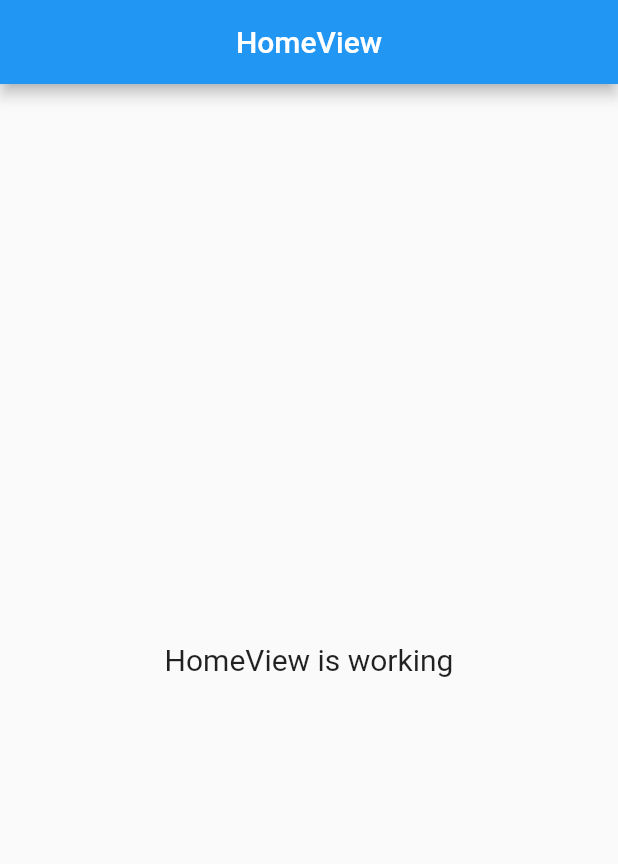
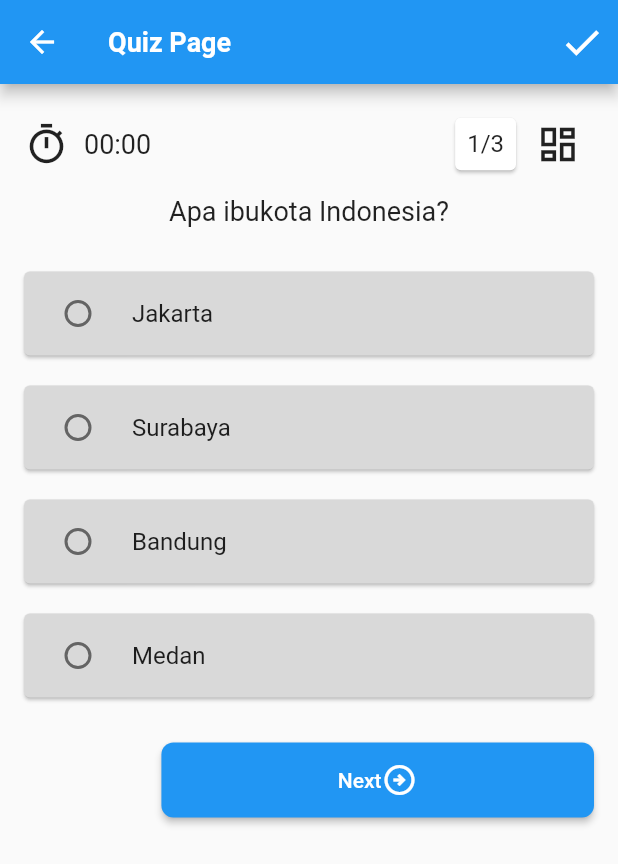
Before and after one commit to muhammadramadhan2045/slicing_quiz, a Flutter app: the screen it shows after launch, on a phone screen of 412 x 824 dp. Shown: the top 864 px of the screen. Run offline on Flutter 3.47's test engine with Material 2 defaults, Android fonts, the phone set to English and light mode, and no system bars; our stand-ins replace get.

```diff
--- /dev/null
+++ b/lib/app/modules/quiz/controllers/quiz_controller.dart
@@ -0,0 +1,114 @@
+import 'package:flutter/material.dart';
+import 'package:get/get.dart';
+
+class QuizController extends GetxController {
+  var currentQuestionIndex = 0.obs;
+  var score = 0.obs;
+  var selectedIndices = <int>[].obs;
+  var selectedAnswers = <dynamic>[].obs;
+
+  @override
+  void onInit() {
+    super.onInit();
+  }
+
+  List<Map<String, dynamic>> questions = [
+    {
+      'question': 'Apa ibukota Indonesia?',
+      'answers': ['Jakarta', 'Surabaya', 'Bandung', 'Medan'],
+      'correctIndex': [0]
+    },
+    {
+      'question': 'Siapakah presiden pertama Indonesia?',
+      'answers': [
+        'Soeharto',
+        'Soekarno',
+        'Joko Widodo',
+        'Megawati Soekarnoputri'
+      ],
+      'correctIndex': [1]
+    },
+    {
+      'question': 'Berapa hasil dari 2 + 2?',
+      'answers': ['2', '4', '6', '8'],
+      'correctIndex': [1]
+    },
+  ];
+
+  bool get isMultipleChoice =>
+      questions[currentQuestionIndex.value]['answers'] is List<List<dynamic>>;
+
+  void checkAnswer(List<dynamic> selectedAnswers) {
+    List<dynamic> correctAnswers =
+        questions[currentQuestionIndex.value]['correctIndex'];
+
+    if (selectedAnswers.length == correctAnswers.length &&
+        selectedAnswers.every((answer) => correctAnswers.contains(answer))) {
+      score.value++;
+    }
+  }
+
+  void nextQuestion() {
+    if (isMultipleChoice) {
+      checkAnswer(selectedAnswers);
+      selectedAnswers.clear();
+    } else {
+      if (selectedIndices.isNotEmpty) {
+        int selectedAnswerIndex = selectedIndices[0];
+        List<int> correctAnswerIndices =
+            questions[currentQuestionIndex.value]['correctIndex'];
+
+        if (correctAnswerIndices.contains(selectedAnswerIndex)) {
+          score.value++;
+        }
+      }
+      selectedIndices.clear();
+    }
+
+    if (currentQuestionIndex.value < questions.length - 1) {
+      currentQuestionIndex.value++;
+    } else {
+      Get.defaultDialog(
+        title: 'Kuis Selesai',
+        content: Text('Skor Anda: ${score.value} / ${questions.length}'),
+        actions: [
+          TextButton(
+            onPressed: () {
+              currentQuestionIndex.value = 0;
+              score.value = 0;
+              Get.back();
+            },
+            child: const Text('Tutup'),
+          ),
+        ],
+      );
+    }
+  }
+
+  void previousQuestion() {
+    if (currentQuestionIndex.value > 0) {
+      currentQuestionIndex.value--;
+    }
+  }
+
+  void showExitQuizDialog() {
+    Get.defaultDialog(
+      title: 'Konfirmasi',
+      middleText: 'Apakah Anda yakin ingin menyudahi ujian?',
+      actions: [
+        ElevatedButton(
+          onPressed: () {
+            // Get.offAll(ResultPage()); // Pindah ke halaman hasil
+          },
+          child: const Text('Ya'),
+        ),
+        ElevatedButton(
+          onPressed: () {
+            Get.back();
+          },
+          child: const Text('Tidak'),
+        ),
+      ],
+    );
+  }
+}
--- /dev/null
+++ b/lib/app/modules/quiz/views/quiz_view.dart
@@ -0,0 +1,336 @@
+import 'package:flutter/material.dart';
+
+import 'package:get/get.dart';
+
+import '../controllers/quiz_controller.dart';
+
+class QuizView extends GetView<QuizController> {
+  const QuizView({Key? key}) : super(key: key);
+
+  @override
+  Widget build(BuildContext context) {
+    debugPrint(
+        'QuizView rebuild :${controller.questions[controller.currentQuestionIndex.value]['question']}');
+    return Scaffold(
+      appBar: AppBar(
+        title: const Text('Quiz Page'),
+        titleTextStyle: const TextStyle(
+          fontSize: 18,
+          fontWeight: FontWeight.bold,
+        ),
+        automaticallyImplyLeading: false,
+        leading: IconButton(
+          onPressed: () {},
+          icon: const Icon(
+            Icons.arrow_back,
+            color: Colors.white,
+          ),
+        ),
+        backgroundColor: Theme.of(context).primaryColor,
+        actions: [
+          IconButton(
+            onPressed: () {},
+            icon: const Icon(Icons.check, size: 30, color: Colors.white),
+          ),
+        ],
+      ),
+      body: SingleChildScrollView(
+        scrollDirection: Axis.vertical,
+        child: Padding(
+          padding: const EdgeInsets.all(16),
+          child: Column(
+            crossAxisAlignment: CrossAxisAlignment.center,
+            children: [
+              Row(
+                mainAxisAlignment: MainAxisAlignment.spaceBetween,
+                children: [
+                  const Row(
+                    children: [
+                      Icon(Icons.timer_outlined, size: 30),
+                      SizedBox(width: 10),
+                      Text(
+                        '00:00',
+                        style: TextStyle(fontSize: 18),
+                      ),
+                    ],
+                  ),
+                  Obx(
+                    () => Row(
+                      children: [
+                        Card(
+                          child: Padding(
+                            padding: const EdgeInsets.all(8.0),
+                            child: Text(
+                              '${controller.currentQuestionIndex.value + 1}/${controller.questions.length}',
+                              style: const TextStyle(
+                                  fontSize: 16, fontWeight: FontWeight.w400),
+                            ),
+                          ),
+                        ),
+                        IconButton(
+                          onPressed: () => showBottomSheet(context),
+                          icon: const Icon(Icons.dashboard_outlined, size: 30),
+                        ),
+                      ],
+                    ),
+                  ),
+                ],
+              ),
+              const SizedBox(height: 10),
+              Obx(
+                () => Text(
+                  controller.questions[controller.currentQuestionIndex.value]
+                      ['question'],
+                  style: const TextStyle(fontSize: 18),
+                ),
+              ),
+              const SizedBox(height: 20),
+              Obx(
+                () => controller.isMultipleChoice
+                    ? Column(
+                        children: [
+                          ...((controller.questions[controller
+                                  .currentQuestionIndex
+                                  .value]['answers'] as List<List<dynamic>>)
+                              .asMap()
+                              .entries
+                              .map((entry) {
+                            int index = entry.key;
+                            String answer = entry.value[0];
+                            bool isChecked = entry.value[1];
+                            return CheckboxListTile(
+                              title: Text(answer),
+                              value: isChecked,
+                              onChanged: (value) {
+                                controller.selectedAnswers[index] = value;
+                              },
+                            );
+                          })),
+                          const SizedBox(height: 20),
+                          Row(
+                            mainAxisAlignment: MainAxisAlignment.spaceBetween,
+                            children: [
+                              Visibility(
+                                visible:
+                                    controller.currentQuestionIndex.value > 0,
+                                child: ElevatedButton(
+                                  onPressed: () {
+                                    controller.previousQuestion();
+                                  },
+                                  child: const Text('Previous'),
+                                ),
+                              ),
+                              ElevatedButton(
+                                onPressed: () {
+                                  controller
+                                      .checkAnswer(controller.selectedAnswers);
+                                  controller.nextQuestion();
+                                  controller.selectedAnswers.assignAll(
+                                      List.filled(
+                                          controller.selectedAnswers.length,
+                                          false));
+                                },
+                                child: const Text('Next'),
+                              ),
+                            ],
+                          ),
+                        ],
+                      )
+                    : Column(
+                        children: [
+                          ...((controller.questions[controller
+                                  .currentQuestionIndex
+                                  .value]['answers'] as List<String>)
+                              .asMap()
+                              .entries
+                              .map(
+                            (entry) {
+                              int index = entry.key;
+                              String answer = entry.value;
+                              return Card(
+                                color: const Color.fromRGBO(217, 217, 217, 1),
+                                margin:
+                                    const EdgeInsets.symmetric(vertical: 10),
+                                child: RadioListTile<int>(
+                                  title: Text(answer),
+                                  value: index,
+                                  groupValue:
+                                      controller.selectedIndices.isNotEmpty
+                                          ? controller.selectedIndices[0]
+                                          : null,
+                                  onChanged: (int? value) {
+                                    controller.selectedIndices
+                                        .assignAll([value ?? -1]);
+                                  },
+                                ),
+                              );
+                            },
+                          )),
+                          SizedBox(height: 20),
+                          Row(
+                            mainAxisAlignment: MainAxisAlignment.spaceBetween,
+                            children: [
+                              Visibility(
+                                visible:
+                                    controller.currentQuestionIndex.value > 0,
+                                child: ElevatedButton(
+                                  style: ElevatedButton.styleFrom(
+                                    fixedSize: Size(
+                                      MediaQuery.of(context).size.width * 0.2,
+                                      50,
+                                    ),
+                                    shape: RoundedRectangleBorder(
+                                      borderRadius: BorderRadius.circular(8),
+                                    ),
+                                    backgroundColor:
+                                        Theme.of(context).primaryColor,
+                                  ),
+                                  onPressed: () {
+                                    controller.previousQuestion();
+                                  },
+                                  child: const Icon(
+                                    Icons.arrow_circle_left_outlined,
+                                    color: Colors.white,
+                                  ),
+                                ),
+                              ),
+                              ElevatedButton(
+                                style: ElevatedButton.styleFrom(
+                                  fixedSize: Size(
+                                    MediaQuery.of(context).size.width * 0.7,
+                                    50,
+                                  ),
+                                  shape: RoundedRectangleBorder(
+                                    borderRadius: BorderRadius.circular(8),
+                                  ),
+                                  backgroundColor:
+                                      Theme.of(context).primaryColor,
+                                ),
+                                onPressed: () {
+                                  if (controller.currentQuestionIndex.value <
+                                      controller.questions.length - 1) {
+                                    controller.nextQuestion();
+                                  } else {
+                                    controller
+                                        .showExitQuizDialog(); // Tampilkan dialog konfirmasi
+                                  }
+                                },
+                                child: Row(
+                                  mainAxisAlignment: MainAxisAlignment.center,
+                                  children: [
+                                    controller.currentQuestionIndex.value <
+                                            controller.questions.length - 1
+                                        ? const Text(
+                                            "Next",
+                                            style:
+                                                TextStyle(color: Colors.white),
+                                          )
+                                        : const Text(
+                                            "Submit",
+                                            style:
+                                                TextStyle(color: Colors.white),
+                                          ),
+                                    controller.currentQuestionIndex.value <
+                                            controller.questions.length - 1
+                                        ? const Icon(
+                                            Icons.arrow_circle_right_outlined,
+                                            color: Colors.white,
+                                          )
+                                        : const Icon(
+                                            Icons.done_outline_rounded,
+                                            color: Colors.white,
+                                          ),
+                                  ],
+                                ),
+                              ),
+                            ],
+                          ),
+                        ],
+                      ),
+              ),
+            ],
+          ),
+        ),
+      ),
+    );
+  }
+
+  void showBottomSheet(BuildContext context) {
+    showModalBottomSheet(
+      context: context,
+      shape: const RoundedRectangleBorder(
+        borderRadius: BorderRadius.only(
+          topLeft: Radius.circular(15),
+          topRight: Radius.circular(15),
+        ),
+      ),
+      builder: (BuildContext context) {
+        return Column(
+          mainAxisSize: MainAxisSize.min,
+          children: <Widget>[
+            Container(
+              width: double.infinity,
+              decoration: BoxDecoration(
+                borderRadius: BorderRadius.circular(15.0),
+                color: Theme.of(context).primaryColor,
+              ),
+              alignment: Alignment.center,
+              padding: const EdgeInsets.all(10),
+              child: const Text(
+                'List Soal',
+                style: TextStyle(
+                  fontSize: 18.0,
+                  color: Colors.white,
+                  fontWeight: FontWeight.w400,
+                ),
+              ),
+            ),
+            const SizedBox(height: 10),
+            SizedBox(
+              height: 200,
+              child: GridView.builder(
+                gridDelegate: const SliverGridDelegateWithFixedCrossAxisCount(
+                  crossAxisCount: 5, // Jumlah kolom dalam grid
+                ),
+                itemCount: controller.questions.length, // Jumlah nomor soal
+                itemBuilder: (BuildContext context, int index) {
+                  return GestureDetector(
+                    onTap: () {
+                      //  Tindakan ketika nomor soal dipilih
+                      Navigator.pop(context); // Tutup bottom sheet
+                      controller.currentQuestionIndex.value =
+                          index; // Ganti pertanyaan saat dipilih
+                    },
+                    child: GestureDetector(
+                      child: Container(
+                        alignment: Alignment.center,
+                        margin: const EdgeInsets.all(8.0),
+                        decoration: BoxDecoration(
+                          color: controller.currentQuestionIndex.value == index
+                              ? Colors.green
+                              : const Color.fromRGBO(217, 217, 217, 1),
+                          borderRadius: BorderRadius.circular(8.0),
+                        ),
+                        child: Text(
+                          (index + 1).toString(), // Tampilkan nomor soal
+                          style: const TextStyle(
+                            color: Colors.black,
+                            fontWeight: FontWeight.bold,
+                          ),
+                        ),
+                      ),
+                      onTap: () {
+                        Navigator.pop(context);
+                        controller.currentQuestionIndex.value = index;
+                      },
+                    ),
+                  );
+                },
+              ),
+            ),
+          ],
+        );
+      },
+    );
+  }
+}
--- a/lib/app/routes/app_pages.dart
+++ b/lib/app/routes/app_pages.dart
@@ -2,13 +2,15 @@ import 'package:get/get.dart';
 
 import '../modules/home/bindings/home_binding.dart';
 import '../modules/home/views/home_view.dart';
+import '../modules/quiz/bindings/quiz_binding.dart';
+import '../modules/quiz/views/quiz_view.dart';
 
 part 'app_routes.dart';
 
 class AppPages {
   AppPages._();
 
-  static const INITIAL = Routes.HOME;
+  static const INITIAL = Routes.QUIZ;
 
   static final routes = [
     GetPage(
@@ -16,5 +18,10 @@ class AppPages {
       page: () => const HomeView(),
       binding: HomeBinding(),
     ),
+    GetPage(
+      name: _Paths.QUIZ,
+      page: () => const QuizView(),
+      binding: QuizBinding(),
+    ),
   ];
 }
--- a/lib/app/routes/app_routes.dart
+++ b/lib/app/routes/app_routes.dart
@@ -4,9 +4,11 @@ part of 'app_pages.dart';
 abstract class Routes {
   Routes._();
   static const HOME = _Paths.HOME;
+  static const QUIZ = _Paths.QUIZ;
 }
 
 abstract class _Paths {
   _Paths._();
   static const HOME = '/home';
+  static const QUIZ = '/quiz';
 }
```
Also changed, not shown: lib/app/modules/quiz/bindings/quiz_binding.dart (added, +12 -0 lines).
